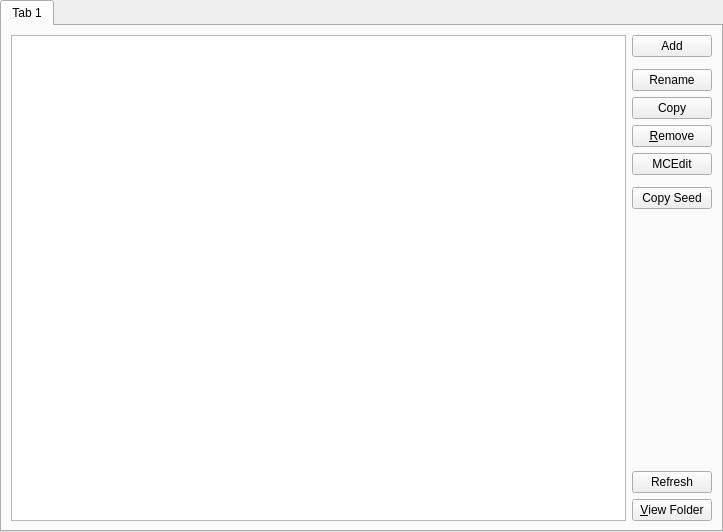
Qt form application/pages/instance/WorldListPage.ui (FreesmTeam/FreesmLauncher) before a commit.
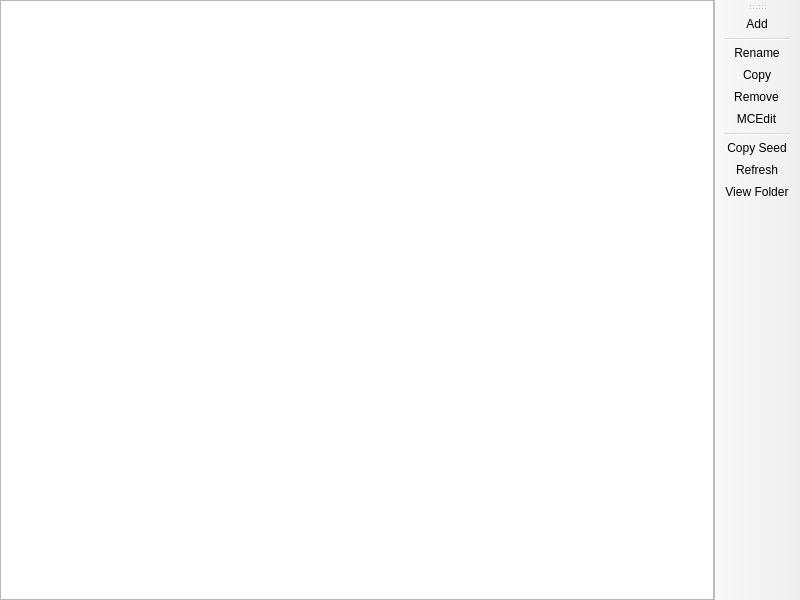
The same form after that commit. Custom widgets are drawn as their Qt base class.

Commit message: NOISSUE convert rest of the instance pages to use toolbars for side menus

Patch:
```diff
--- a/application/pages/instance/WorldListPage.ui
+++ b/application/pages/instance/WorldListPage.ui
@@ -1,16 +1,20 @@
 <?xml version="1.0" encoding="UTF-8"?>
 <ui version="4.0">
  <class>WorldListPage</class>
- <widget class="QWidget" name="WorldListPage">
+ <widget class="QMainWindow" name="WorldListPage">
   <property name="geometry">
    <rect>
     <x>0</x>
     <y>0</y>
-    <width>723</width>
-    <height>532</height>
+    <width>800</width>
+    <height>600</height>
    </rect>
   </property>
-  <layout class="QVBoxLayout" name="verticalLayout">
+  <property name="windowTitle">
+   <string>MainWindow</string>
+  </property>
+  <widget class="QWidget" name="centralwidget">
+   <layout class="QHBoxLayout" name="horizontalLayout">
    <property name="leftMargin">
     <number>0</number>
    </property>
@@ -24,95 +28,6 @@
     <number>0</number>
    </property>
    <item>
-    <widget class="QTabWidget" name="tabWidget">
-     <property name="currentIndex">
-      <number>0</number>
-     </property>
-     <widget class="QWidget" name="tab">
-      <attribute name="title">
-       <string notr="true">Tab 1</string>
-      </attribute>
-      <layout class="QGridLayout" name="gridLayout">
-       <item row="0" column="2">
-        <layout class="QVBoxLayout" name="verticalLayout_2">
-         <item>
-          <widget class="QPushButton" name="addBtn">
-           <property name="text">
-            <string>Add</string>
-           </property>
-          </widget>
-         </item>
-         <item>
-          <widget class="LineSeparator" name="separator" native="true"/>
-         </item>
-         <item>
-          <widget class="QPushButton" name="renameBtn">
-           <property name="text">
-            <string>Rename</string>
-           </property>
-          </widget>
-         </item>
-         <item>
-          <widget class="QPushButton" name="copyBtn">
-           <property name="text">
-            <string>Copy</string>
-           </property>
-          </widget>
-         </item>
-         <item>
-          <widget class="QPushButton" name="rmWorldBtn">
-           <property name="text">
-            <string>&amp;Remove</string>
-           </property>
-          </widget>
-         </item>
-         <item>
-          <widget class="QPushButton" name="mcEditBtn">
-           <property name="text">
-            <string notr="true">MCEdit</string>
-           </property>
-          </widget>
-         </item>
-         <item>
-          <widget class="LineSeparator" name="separator_2" native="true"/>
-         </item>
-         <item>
-          <widget class="QPushButton" name="copySeedBtn">
-           <property name="text">
-            <string>Copy Seed</string>
-           </property>
-          </widget>
-         </item>
-         <item>
-          <spacer name="verticalSpacer">
-           <property name="orientation">
-            <enum>Qt::Vertical</enum>
-           </property>
-           <property name="sizeHint" stdset="0">
-            <size>
-             <width>20</width>
-             <height>40</height>
-            </size>
-           </property>
-          </spacer>
-         </item>
-         <item>
-          <widget class="QPushButton" name="refreshBtn">
-           <property name="text">
-            <string>Refresh</string>
-           </property>
-          </widget>
-         </item>
-         <item>
-          <widget class="QPushButton" name="viewFolderBtn">
-           <property name="text">
-            <string>&amp;View Folder</string>
-           </property>
-          </widget>
-         </item>
-        </layout>
-       </item>
-       <item row="0" column="1">
         <widget class="QTreeView" name="worldTreeView">
          <property name="sizePolicy">
           <sizepolicy hsizetype="Expanding" vsizetype="Expanding">
@@ -142,30 +57,77 @@
        </item>
       </layout>
      </widget>
-    </widget>
-   </item>
-  </layout>
+  <widget class="QToolBar" name="toolBar">
+   <property name="windowTitle">
+    <string>toolBar</string>
+   </property>
+   <property name="allowedAreas">
+    <set>Qt::LeftToolBarArea|Qt::RightToolBarArea</set>
+   </property>
+   <property name="toolButtonStyle">
+    <enum>Qt::ToolButtonTextOnly</enum>
+   </property>
+   <property name="floatable">
+    <bool>false</bool>
+   </property>
+   <attribute name="toolBarArea">
+    <enum>RightToolBarArea</enum>
+   </attribute>
+   <attribute name="toolBarBreak">
+    <bool>false</bool>
+   </attribute>
+   <addaction name="actionAdd"/>
+   <addaction name="separator"/>
+   <addaction name="actionRename"/>
+   <addaction name="actionCopy"/>
+   <addaction name="actionRemove"/>
+   <addaction name="actionMCEdit"/>
+   <addaction name="separator"/>
+   <addaction name="actionCopy_Seed"/>
+   <addaction name="actionRefresh"/>
+   <addaction name="actionView_Folder"/>
+  </widget>
+  <action name="actionAdd">
+   <property name="text">
+    <string>Add</string>
+   </property>
+  </action>
+  <action name="actionRename">
+   <property name="text">
+    <string>Rename</string>
+   </property>
+  </action>
+  <action name="actionCopy">
+   <property name="text">
+    <string>Copy</string>
+   </property>
+  </action>
+  <action name="actionRemove">
+   <property name="text">
+    <string>Remove</string>
+   </property>
+  </action>
+  <action name="actionMCEdit">
+   <property name="text">
+    <string>MCEdit</string>
+   </property>
+  </action>
+  <action name="actionCopy_Seed">
+   <property name="text">
+    <string>Copy Seed</string>
+   </property>
+  </action>
+  <action name="actionRefresh">
+   <property name="text">
+    <string>Refresh</string>
+   </property>
+  </action>
+  <action name="actionView_Folder">
+   <property name="text">
+    <string>View Folder</string>
+   </property>
+  </action>
  </widget>
- <customwidgets>
-  <customwidget>
-   <class>LineSeparator</class>
-   <extends>QWidget</extends>
-   <header>widgets/LineSeparator.h</header>
-   <container>1</container>
-  </customwidget>
- </customwidgets>
- <tabstops>
-  <tabstop>tabWidget</tabstop>
-  <tabstop>worldTreeView</tabstop>
-  <tabstop>addBtn</tabstop>
-  <tabstop>renameBtn</tabstop>
-  <tabstop>copyBtn</tabstop>
-  <tabstop>rmWorldBtn</tabstop>
-  <tabstop>mcEditBtn</tabstop>
-  <tabstop>copySeedBtn</tabstop>
-  <tabstop>refreshBtn</tabstop>
-  <tabstop>viewFolderBtn</tabstop>
- </tabstops>
  <resources/>
  <connections/>
 </ui>
```
Lines whose indentation alone changed are shown as unchanged. The commit also changes 12 other files.
